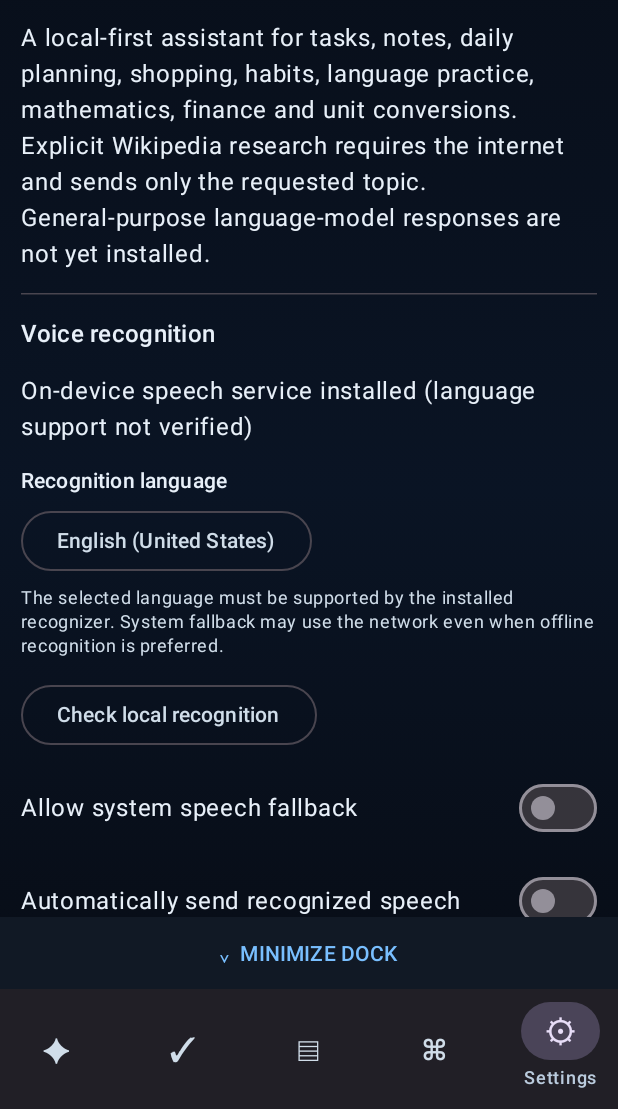
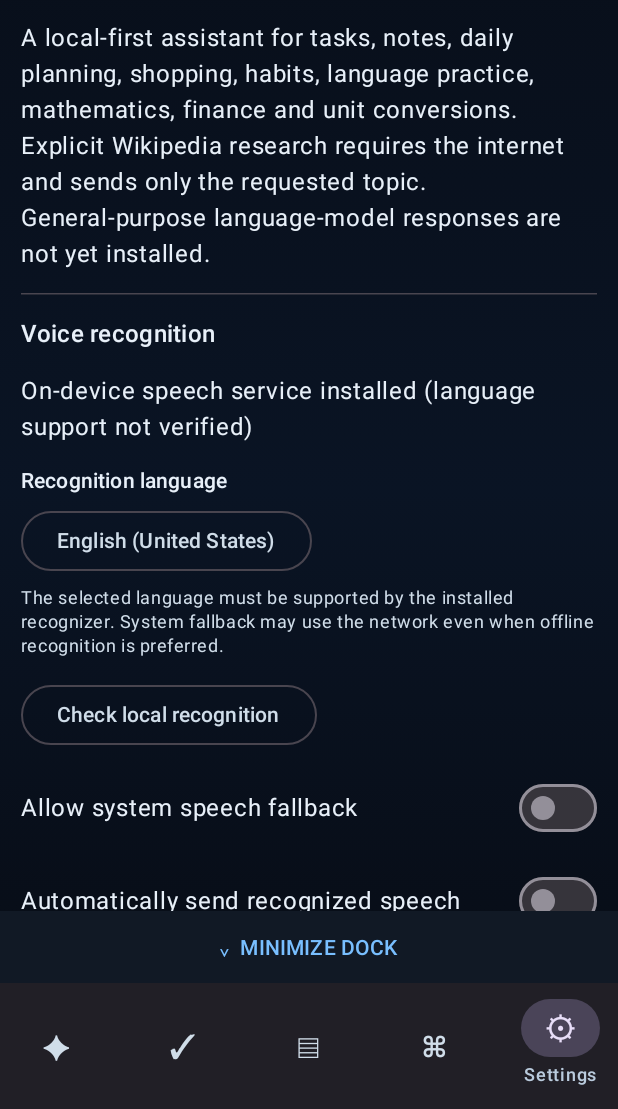
Before and after one commit to molosiwabakang51-hash/Astra, an Android app built with Jetpack Compose: the screen it shows after launch (MainActivity), item 5 of the bottom bar chosen, on a phone screen of 412 x 824 dp, the part 127-1236 px from its top. Run offline under Robolectric (Android 15) with nearby library versions, the phone set to English and light mode, and no system bars.

Commit message:
ui: animate dock height between compact and expanded states

```diff
--- a/android/app/src/main/java/com/astra/agent/MainActivity.kt
+++ b/android/app/src/main/java/com/astra/agent/MainActivity.kt
@@ -36,6 +36,7 @@ import androidx.compose.animation.AnimatedVisibility
 import androidx.compose.animation.expandVertically
 import androidx.compose.animation.shrinkVertically
 import androidx.compose.animation.animateContentSize
+import androidx.compose.animation.core.animateDpAsState
 import androidx.compose.animation.core.animateFloatAsState
 import androidx.compose.animation.core.tween
 import androidx.compose.ui.graphics.Color
@@ -3368,10 +3369,13 @@ class MainActivity :
                                     Text(if (dockExpanded) "⌄  MINIMIZE DOCK" else "⌃  EXPAND DOCK")
                                 }
                             }
+                            val dockHeight by animateDpAsState(
+                                targetValue = if (dockExpanded) 84.dp else 56.dp,
+                                animationSpec = tween(280),
+                                label = "Astra navigation dock height"
+                            )
                             NavigationBar(
-                                modifier = Modifier.animateContentSize(
-                                    animationSpec = tween(280)
-                                )
+                                modifier = Modifier.height(dockHeight)
                             ) {
                                 listOf(
                                     "Chat", "Tasks", "Notes", "Tools", "Settings"
```
